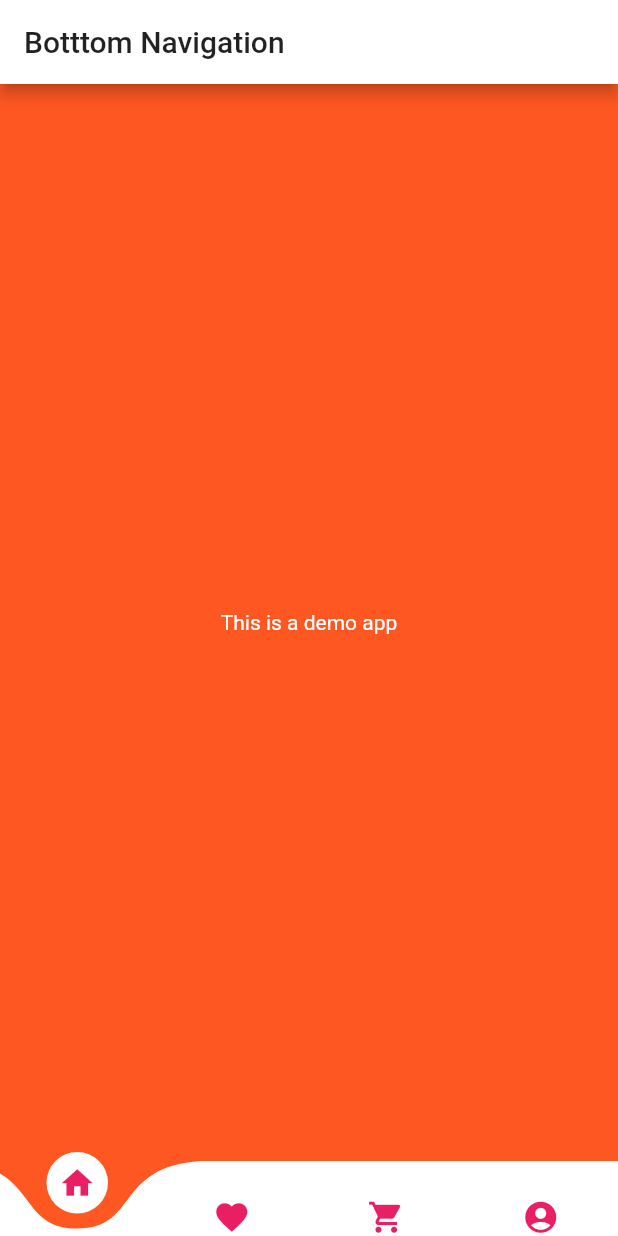
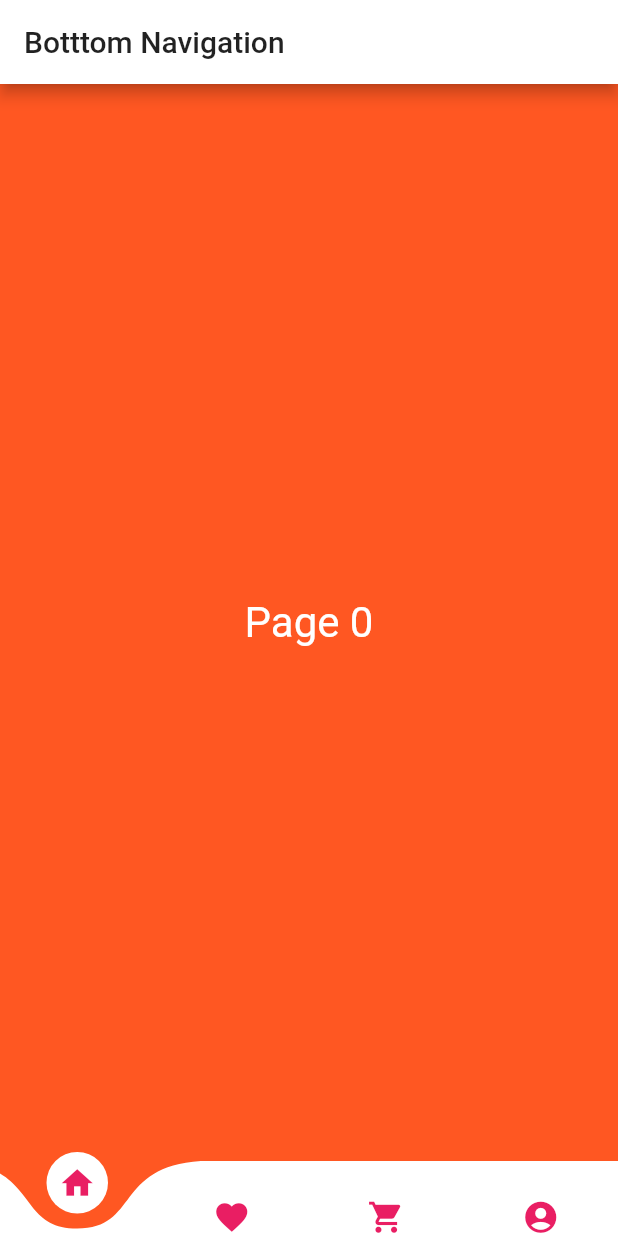
Before and after one commit to james-muriithi/curved-bottomnav-flutter, a Flutter app: the screen it shows after launch, on a phone screen of 412 x 824 dp. Run offline on Flutter 3.47's test engine with Material 2 defaults, Android fonts, the phone set to English and light mode, and no system bars; drawn by our look-alikes of curved_navigation_bar.

Commit message:
initial commit

```diff
--- a/lib/main.dart
+++ b/lib/main.dart
@@ -27,6 +27,7 @@ class MyHomePage extends StatefulWidget {
 }
 
 class _MyHomePageState extends State<MyHomePage> {
+  int _page = 0;
   @override
   Widget build(BuildContext context) {
     return Scaffold(
@@ -40,10 +41,7 @@ class _MyHomePageState extends State<MyHomePage> {
         child: Column(
           mainAxisAlignment: MainAxisAlignment.center,
           children: <Widget>[
-            Text(
-              "This is a demo app",
-              style: TextStyle(color: Colors.white),
-            )
+            Text('Page '+_page.toString(), textScaleFactor: 2.0,style: TextStyle(color: Colors.white),),
           ],
         ),
       ),
@@ -59,6 +57,9 @@ class _MyHomePageState extends State<MyHomePage> {
         ],
         onTap: (index) {
           //Handle button tap
+          setState(() {
+            _page = index;
+          });
         },
       ),
     );
```
Also changed, not shown: 2 other files.
